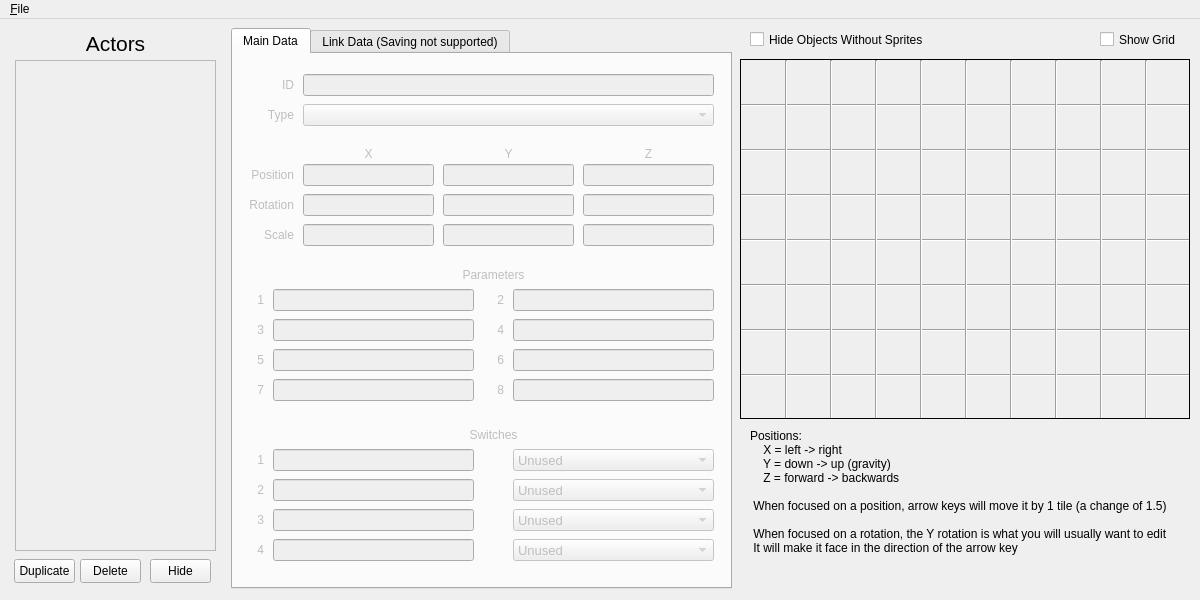
This is LevelEditorUI/UI/ui_form.ui in Owen-Splat/LAS-Level-Editor as Qt 5 draws it before an edit. The edited form follows.
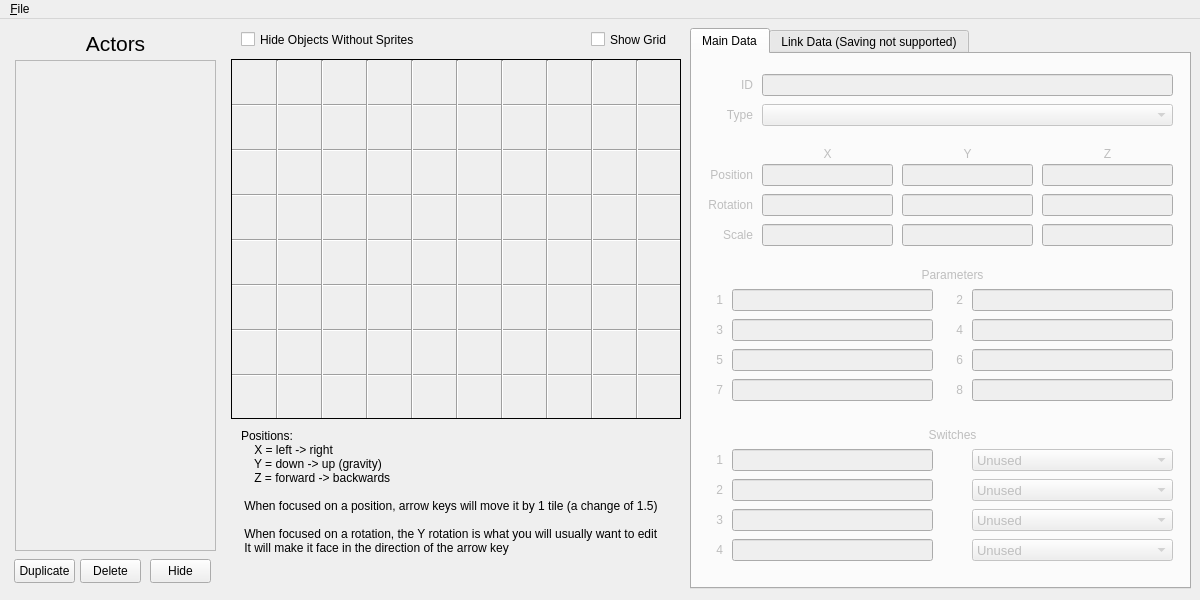
This is the edited form.

Commit message: move room view to center of window, actor data on the right side

```diff
--- a/LevelEditorUI/UI/ui_form.ui
+++ b/LevelEditorUI/UI/ui_form.ui
@@ -92,7 +92,7 @@
     </property>
     <property name="geometry">
      <rect>
-      <x>231</x>
+      <x>690</x>
       <y>9</y>
       <width>501</width>
       <height>561</height>
@@ -1357,7 +1357,7 @@
    <widget class="QLabel" name="label">
     <property name="geometry">
      <rect>
-      <x>750</x>
+      <x>241</x>
       <y>410</y>
       <width>431</width>
       <height>151</height>
@@ -1397,7 +1397,7 @@
    <widget class="QCheckBox" name="hideUnimportantCheck">
     <property name="geometry">
      <rect>
-      <x>750</x>
+      <x>241</x>
       <y>10</y>
       <width>181</width>
       <height>21</height>
@@ -1410,7 +1410,7 @@
    <widget class="QCheckBox" name="gridCheck">
     <property name="geometry">
      <rect>
-      <x>1100</x>
+      <x>591</x>
       <y>10</y>
       <width>81</width>
       <height>21</height>
@@ -1426,7 +1426,7 @@
     </property>
     <property name="geometry">
      <rect>
-      <x>740</x>
+      <x>231</x>
       <y>40</y>
       <width>450</width>
       <height>360</height>
@@ -1644,7 +1644,7 @@
    <widget class="QFrame" name="roomFrame">
     <property name="geometry">
      <rect>
-      <x>740</x>
+      <x>231</x>
       <y>40</y>
       <width>450</width>
       <height>360</height>
```
The commit also changes 1 other file.
